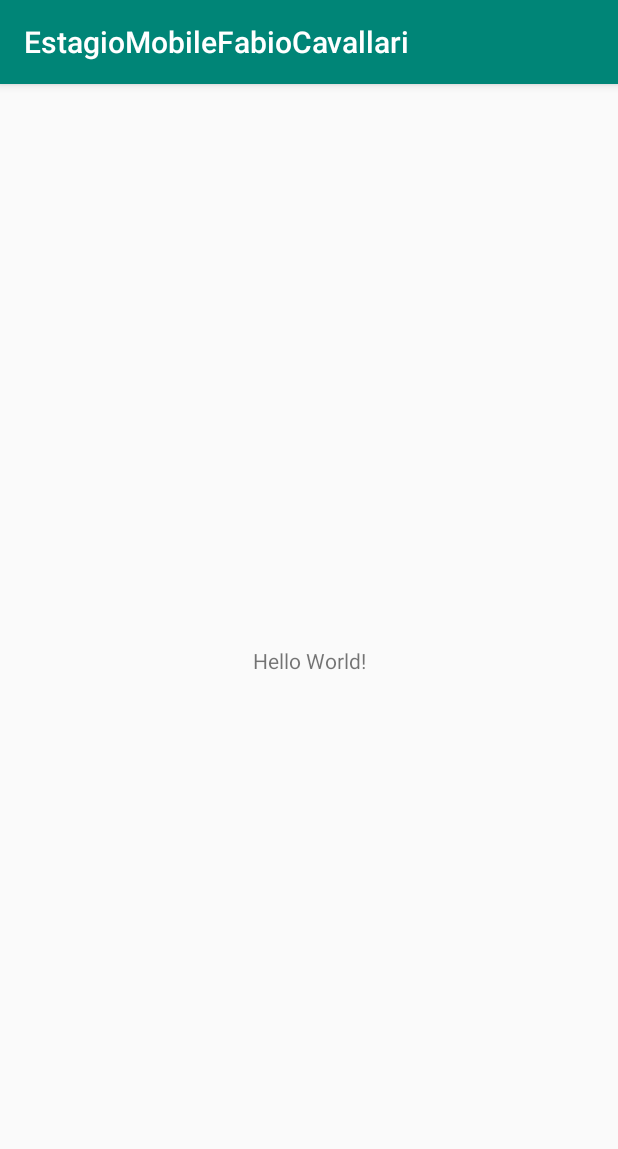
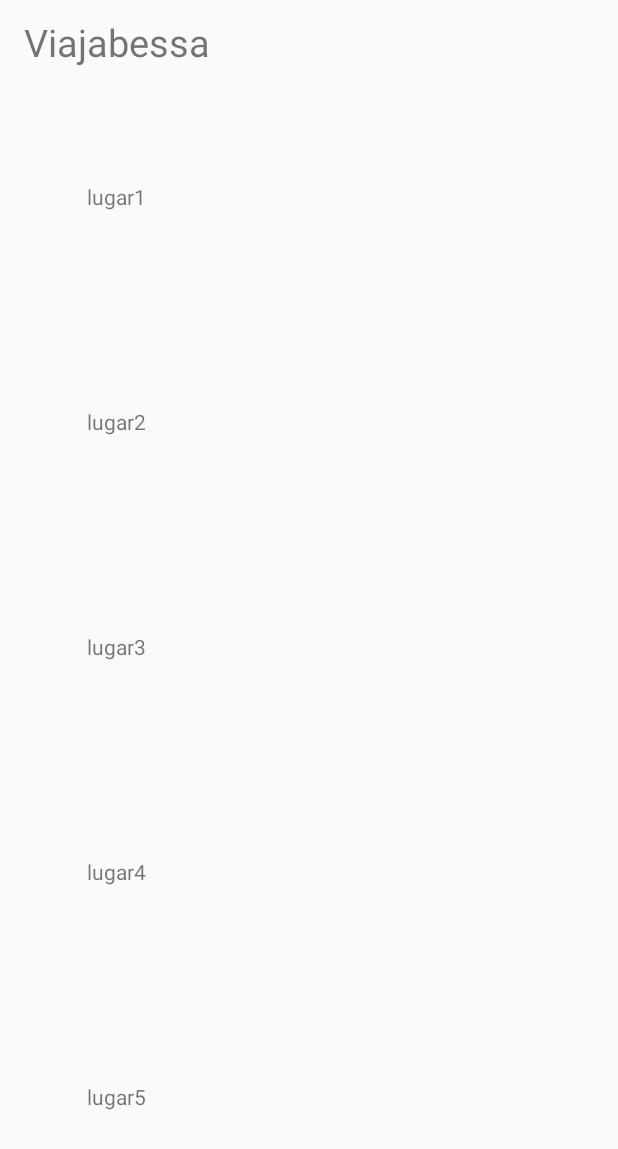
Before and after one commit to Fabio-Cavallari/teste-android, an Android app: the screen it shows after launch (MainActivity before the commit, HomeActivity after it), on a phone screen of 412 x 824 dp. Shown: the top 1149 px of the screen. Run offline under Robolectric (Android 15) with nearby library versions, the phone set to English and light mode, and no system bars.

Commit message:
Implementação do recycler view

```diff
--- a/app/build.gradle
+++ b/app/build.gradle
@@ -22,6 +22,8 @@ dependencies {
     implementation fileTree(dir: 'libs', include: ['*.jar'])
     implementation 'com.android.support:appcompat-v7:28.0.0'
     implementation 'com.android.support.constraint:constraint-layout:1.1.3'
+    implementation 'com.android.support:support-v4:28.0.0'
+    implementation 'com.android.support:recyclerview-v7:28.0.0'
     testImplementation 'junit:junit:4.12'
     androidTestImplementation 'com.android.support.test:runner:1.0.2'
     androidTestImplementation 'com.android.support.test.espresso:espresso-core:3.0.2'
--- a/app/src/main/AndroidManifest.xml
+++ b/app/src/main/AndroidManifest.xml
@@ -9,7 +9,8 @@
         android:roundIcon="@mipmap/ic_launcher_round"
         android:supportsRtl="true"
         android:theme="@style/AppTheme">
-        <activity android:name=".MainActivity">
+        <activity android:name=".ui.Home.HomeActivity"
+            android:theme="@style/Theme.AppCompat.Light.NoActionBar">
             <intent-filter>
                 <action android:name="android.intent.action.MAIN" />
 
--- a/app/src/main/java/com/example/estagiomobilefabiocavallari/MainActivity.java
+++ /dev/null
@@ -1,13 +0,0 @@
-package com.example.estagiomobilefabiocavallari;
-
-import android.support.v7.app.AppCompatActivity;
-import android.os.Bundle;
-
-public class MainActivity extends AppCompatActivity {
-
-    @Override
-    protected void onCreate(Bundle savedInstanceState) {
-        super.onCreate(savedInstanceState);
-        setContentView(R.layout.activity_main);
-    }
-}
--- /dev/null
+++ b/app/src/main/java/com/example/estagiomobilefabiocavallari/model/Offer.java
@@ -0,0 +1,25 @@
+package com.example.estagiomobilefabiocavallari.model;
+
+public class Offer {
+    private final String title;
+    private final String image;
+    private final float value;
+
+    public Offer(String title, String image, float value) {
+        this.title = title;
+        this.image = image;
+        this.value = value;
+    }
+
+    public float getValue() {
+        return value;
+    }
+
+    public String getImage() {
+        return image;
+    }
+
+    public String getTitle() {
+        return title;
+    }
+}
--- /dev/null
+++ b/app/src/main/java/com/example/estagiomobilefabiocavallari/ui/Home/HomeActivity.java
@@ -0,0 +1,15 @@
+package com.example.estagiomobilefabiocavallari.ui.Home;
+
+import android.support.v7.app.AppCompatActivity;
+import android.os.Bundle;
+
+import com.example.estagiomobilefabiocavallari.R;
+
+public class HomeActivity extends AppCompatActivity {
+
+    @Override
+    protected void onCreate(Bundle savedInstanceState) {
+        super.onCreate(savedInstanceState);
+        setContentView(R.layout.activity_home);
+    }
+}
--- /dev/null
+++ b/app/src/main/java/com/example/estagiomobilefabiocavallari/ui/Home/HomeFragment.java
@@ -0,0 +1,65 @@
+package com.example.estagiomobilefabiocavallari.ui.Home;
+
+import android.content.Context;
+import android.net.Uri;
+import android.os.Bundle;
+import android.support.annotation.NonNull;
+import android.support.annotation.Nullable;
+import android.support.v4.app.Fragment;
+import android.support.v7.widget.LinearLayoutManager;
+import android.support.v7.widget.RecyclerView;
+import android.view.LayoutInflater;
+import android.view.View;
+import android.view.ViewGroup;
+
+import com.example.estagiomobilefabiocavallari.R;
+import com.example.estagiomobilefabiocavallari.model.Offer;
+
+import java.util.ArrayList;
+
+
+public class HomeFragment extends Fragment {
+
+    ArrayList<Offer> offersList;
+
+    public HomeFragment() {
+        // Required empty public constructor
+
+    }
+
+
+    @Override
+    public void onCreate(Bundle savedInstanceState) {
+        super.onCreate(savedInstanceState);
+
+
+    }
+
+    @Override
+    public View onCreateView(LayoutInflater inflater, ViewGroup container,
+                             Bundle savedInstanceState) {
+        // Inflate the layout for this fragment
+        return inflater.inflate(R.layout.fragment_home, container, false);
+    }
+
+    @Override
+    public void onViewCreated(@NonNull View view, @Nullable Bundle savedInstanceState) {
+        super.onViewCreated(view, savedInstanceState);
+
+        offersList = new ArrayList<Offer>();
+        offersList.add(new Offer("lugar1", "url", 1000.00f));
+        offersList.add(new Offer("lugar2", "url", 1000.00f));
+        offersList.add(new Offer("lugar3", "url", 1000.00f));
+        offersList.add(new Offer("lugar4", "url", 1000.00f));
+        offersList.add(new Offer("lugar5", "url", 1000.00f));
+        offersList.add(new Offer("lugar6", "url", 1000.00f));
+        offersList.add(new Offer("lugar7", "url", 1000.00f));
+
+        RecyclerView offersRecyler = view.findViewById(R.id.offers_list);
+        offersRecyler.setAdapter(new OffersAdapter(offersList, getContext()));
+
+        RecyclerView.LayoutManager layoutManager = new LinearLayoutManager(getContext(),LinearLayoutManager.VERTICAL,false);
+
+        offersRecyler.setLayoutManager(layoutManager);
+    }
+}
--- /dev/null
+++ b/app/src/main/java/com/example/estagiomobilefabiocavallari/ui/Home/OffersAdapter.java
@@ -0,0 +1,67 @@
+package com.example.estagiomobilefabiocavallari.ui.Home;
+
+import android.content.Context;
+import android.support.annotation.NonNull;
+import android.support.v7.widget.RecyclerView;
+import android.support.v7.widget.RecyclerView.ViewHolder;
+import android.view.LayoutInflater;
+import android.view.View;
+import android.view.ViewGroup;
+import android.widget.TextView;
+
+import com.example.estagiomobilefabiocavallari.R;
+import com.example.estagiomobilefabiocavallari.model.Offer;
+
+import java.util.ArrayList;
+
+public class OffersAdapter extends RecyclerView.Adapter {
+    private ArrayList<Offer> offers;
+    private Context context;
+
+    public OffersAdapter(ArrayList<Offer> offers, Context context){
+        this.offers = offers;
+        this.context = context;
+    }
+
+    @NonNull
+    @Override
+    public ViewHolder onCreateViewHolder(@NonNull ViewGroup viewGroup, int i) {
+        View view  = LayoutInflater.from(context).inflate(R.layout.fragment_home_item, viewGroup, false);
+        OffersViewHolder holder = new OffersViewHolder(view);
+        return holder;
+    }
+
+    @Override
+    public void onBindViewHolder(@NonNull ViewHolder viewHolder, int i) {
+        OffersViewHolder holder =  (OffersViewHolder) viewHolder;
+        Offer offer = offers.get(i);
+
+        holder.title.setText(offer.getTitle());
+        holder.value.setText(Float.toString(offer.getValue()));
+        holder.img.setText(offer.getImage());
+
+    }
+
+    @Override
+    public int getItemCount() {
+        return offers.size();
+    }
+
+    @Override
+    public int getItemViewType(int position) {
+        return super.getItemViewType(position);
+    }
+}
+
+class OffersViewHolder extends ViewHolder {
+    final TextView title;
+    final TextView value;
+    final TextView img;
+
+    public OffersViewHolder(@NonNull View itemView) {
+        super(itemView);
+        title = itemView.findViewById(R.id.title);
+        value = itemView.findViewById(R.id.img);
+        img = itemView.findViewById(R.id.value);
+    }
+}
--- /dev/null
+++ b/app/src/main/res/layout/activity_home.xml
@@ -0,0 +1,21 @@
+<?xml version="1.0" encoding="utf-8"?>
+<LinearLayout xmlns:android="http://schemas.android.com/apk/res/android"
+    android:layout_width="match_parent"
+    android:layout_height="match_parent"
+    android:orientation="vertical" >
+    <android.support.v7.widget.Toolbar
+        android:layout_width="match_parent"
+        android:layout_height="wrap_content">
+        <TextView
+            android:layout_width="wrap_content"
+            android:layout_height="wrap_content"
+            android:text="Viajabessa"
+            android:textSize="25sp"/>
+    </android.support.v7.widget.Toolbar>
+    <fragment
+        android:name="com.example.estagiomobilefabiocavallari.ui.Home.HomeFragment"
+        android:id="@+id/fooFragment"
+        android:layout_width="match_parent"
+        android:layout_height="match_parent" />
+
+</LinearLayout>
--- a/app/src/main/res/layout/activity_main.xml
+++ /dev/null
@@ -1,18 +0,0 @@
-<?xml version="1.0" encoding="utf-8"?>
-<android.support.constraint.ConstraintLayout xmlns:android="http://schemas.android.com/apk/res/android"
-    xmlns:app="http://schemas.android.com/apk/res-auto"
-    xmlns:tools="http://schemas.android.com/tools"
-    android:layout_width="match_parent"
-    android:layout_height="match_parent"
-    tools:context=".MainActivity">
-
-    <TextView
-        android:layout_width="wrap_content"
-        android:layout_height="wrap_content"
-        android:text="Hello World!"
-        app:layout_constraintBottom_toBottomOf="parent"
-        app:layout_constraintLeft_toLeftOf="parent"
-        app:layout_constraintRight_toRightOf="parent"
-        app:layout_constraintTop_toTopOf="parent" />
-
-</android.support.constraint.ConstraintLayout>
--- /dev/null
+++ b/app/src/main/res/layout/fragment_home.xml
@@ -0,0 +1,18 @@
+<?xml version="1.0" encoding="utf-8"?>
+<android.support.constraint.ConstraintLayout xmlns:android="http://schemas.android.com/apk/res/android"
+    xmlns:app="http://schemas.android.com/apk/res-auto"
+    xmlns:tools="http://schemas.android.com/tools"
+    android:layout_width="match_parent"
+    android:layout_height="match_parent"
+    tools:context=".ui.Home.HomeFragment">
+
+   <android.support.v7.widget.RecyclerView
+       android:id="@+id/offers_list"
+       android:layout_width="match_parent"
+       android:layout_height="wrap_content"
+       app:layout_constraintStart_toStartOf="parent"
+       app:layout_constraintTop_toTopOf="parent">
+
+   </android.support.v7.widget.RecyclerView>
+
+</android.support.constraint.ConstraintLayout>
--- /dev/null
+++ b/app/src/main/res/layout/fragment_home_item.xml
@@ -0,0 +1,43 @@
+<?xml version="1.0" encoding="utf-8"?>
+<android.support.constraint.ConstraintLayout xmlns:android="http://schemas.android.com/apk/res/android"
+    xmlns:app="http://schemas.android.com/apk/res-auto"
+    xmlns:tools="http://schemas.android.com/tools"
+    android:layout_width="match_parent"
+    android:layout_height="150dp">
+
+    <TextView
+        android:id="@+id/title"
+        android:layout_width="80dp"
+        android:layout_height="wrap_content"
+        app:layout_constraintBottom_toBottomOf="parent"
+        app:layout_constraintEnd_toEndOf="parent"
+        app:layout_constraintHorizontal_bias="0.175"
+        app:layout_constraintStart_toStartOf="parent"
+        app:layout_constraintTop_toTopOf="parent" />
+
+    <TextView
+        android:id="@+id/value"
+        android:layout_width="80dp"
+        android:layout_height="wrap_content"
+        android:layout_marginStart="15dp"
+        android:layout_marginLeft="15dp"
+        android:layout_marginTop="356dp"
+        android:layout_marginBottom="356dp"
+        app:layout_constraintBottom_toBottomOf="parent"
+        app:layout_constraintStart_toEndOf="@+id/title"
+        app:layout_constraintTop_toTopOf="parent" />
+
+    <TextView
+        android:id="@+id/img"
+        android:layout_width="80dp"
+        android:layout_height="wrap_content"
+        android:layout_marginStart="15dp"
+        android:layout_marginLeft="15dp"
+        android:layout_marginTop="356dp"
+        android:layout_marginBottom="356dp"
+        app:layout_constraintBottom_toBottomOf="parent"
+        app:layout_constraintStart_toEndOf="@+id/value"
+        app:layout_constraintTop_toTopOf="parent" />
+
+
+</android.support.constraint.ConstraintLayout>
--- a/app/src/main/res/values/strings.xml
+++ b/app/src/main/res/values/strings.xml
@@ -1,3 +1,6 @@
 <resources>
     <string name="app_name">EstagioMobileFabioCavallari</string>
+
+    <!-- TODO: Remove or change this placeholder text -->
+    <string name="hello_blank_fragment">Hello blank fragment</string>
 </resources>
```
